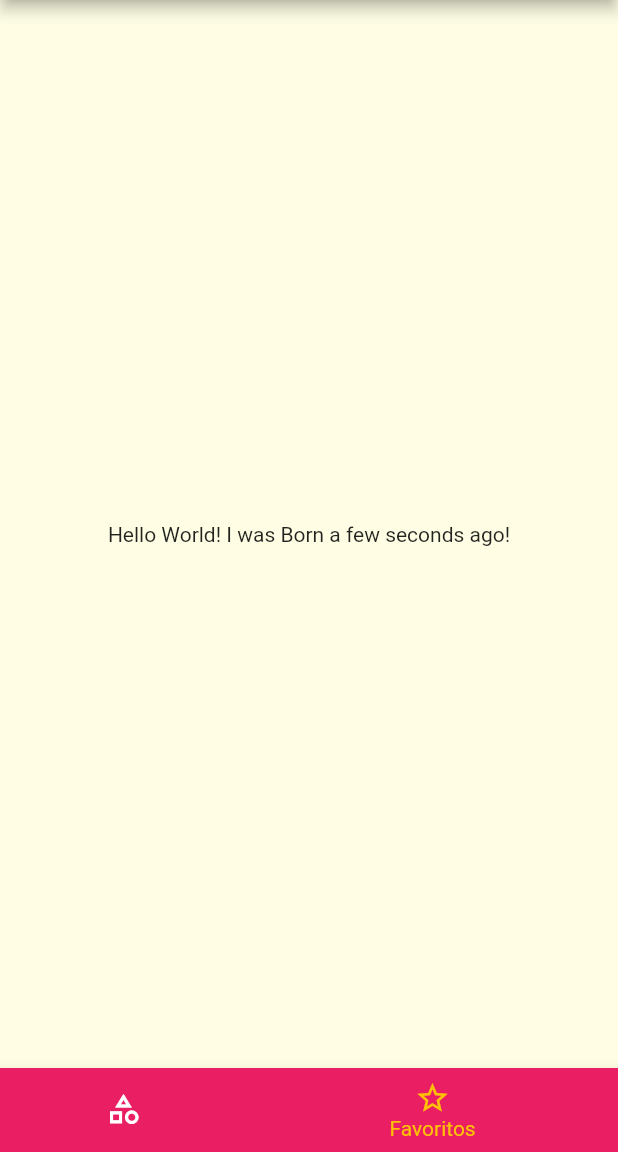
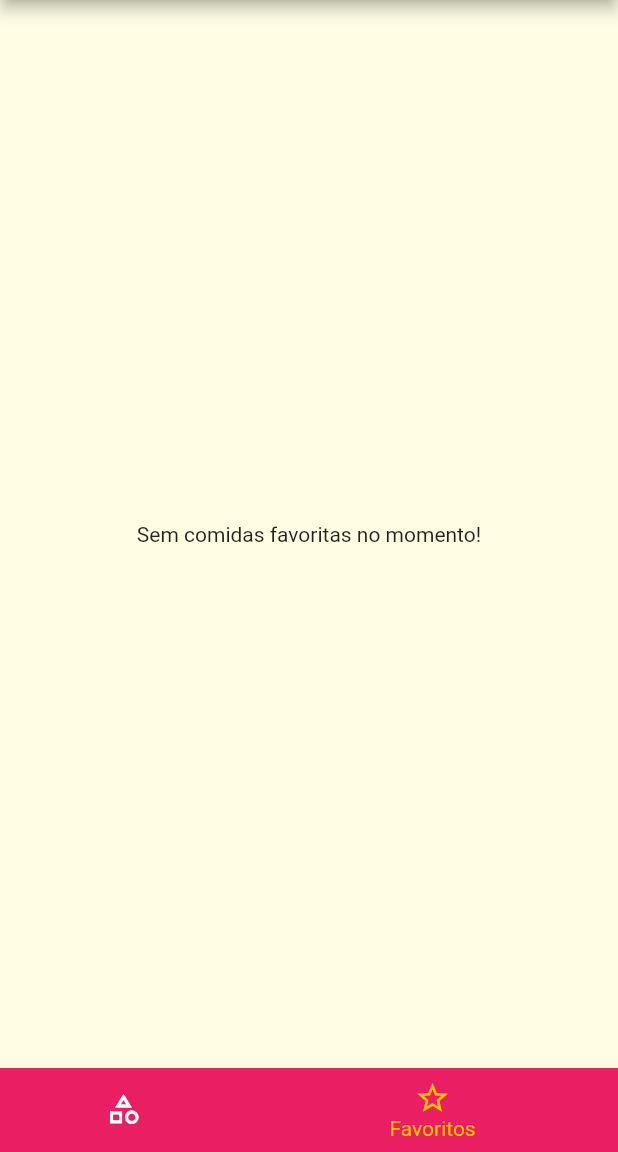
Before and after one commit to Leonardoozelin/meals, a Flutter app: the screen it shows after launch, item 2 of the bottom bar chosen, on a phone screen of 412 x 824 dp, the part 84-1236 px from its top. Run offline on Flutter 3.47's test engine with Material 2 defaults, Android fonts, the phone set to English and light mode, and no system bars.

Commit message:
Finish project

```diff
--- a/lib/main.dart
+++ b/lib/main.dart
@@ -22,10 +22,13 @@ class MyApp extends StatefulWidget {
 }
 
 class _MyAppState extends State<MyApp> {
+  Settings settings = Settings();
   List<Meal> _availableMeals = DUMMY_MEALS;
+  List<Meal> _favoriteMeals = [];
 
   void _filterMeals(Settings settings) {
     setState(() {
+      this.settings = settings;
       _availableMeals = DUMMY_MEALS.where((element) {
         final filterGluten = settings.isGlutemFree && !element.isGlutenFree;
         final filterLactose = settings.isLactoseFree && !element.isLactoseFree;
@@ -37,6 +40,18 @@ class _MyAppState extends State<MyApp> {
             !filterVegetarian;
       }).toList();
     });
+  }
+
+  void _toggleFavorite(Meal meal) {
+    setState(() {
+      _favoriteMeals.contains(meal)
+          ? _favoriteMeals.remove(meal)
+          : _favoriteMeals.add(meal);
+    });
+  }
+
+  bool _isFavorite(Meal meal){
+    return _favoriteMeals.contains(meal);
   }
 
   @override
@@ -55,11 +70,11 @@ class _MyAppState extends State<MyApp> {
                 ),
               )),
       routes: {
-        AppRoutes.HOME: (ctx) => TabsScreen(),
+        AppRoutes.HOME: (ctx) => TabsScreen(_favoriteMeals),
         AppRoutes.CATEGORIES_MEALS: (ctx) =>
             CategoriesMealsScreen(_availableMeals),
-        AppRoutes.MEAL_DETAIL: (ctx) => MealDetailScreen(),
-        AppRoutes.SETTINGS: (ctx) => SettingsScreen(_filterMeals),
+        AppRoutes.MEAL_DETAIL: (ctx) => MealDetailScreen(_toggleFavorite, _isFavorite),
+        AppRoutes.SETTINGS: (ctx) => SettingsScreen(_filterMeals, settings),
       },
       onUnknownRoute: (settings) {
         return MaterialPageRoute(
--- a/lib/screens/favorite_screen.dart
+++ b/lib/screens/favorite_screen.dart
@@ -1,12 +1,28 @@
 import 'package:flutter/material.dart';
+import 'package:meals/components/meal_item.dart';
+import 'package:meals/models/meal.dart';
 
 class FavoriteScreen extends StatelessWidget {
-  const FavoriteScreen({Key? key}) : super(key: key);
+  const FavoriteScreen(this.favoriteMeals, {Key? key}) : super(key: key);
+
+  final List<Meal> favoriteMeals;
+
 
   @override
   Widget build(BuildContext context) {
-    return Center(
-      child: Text('Hello World! I was Born a few seconds ago!'),
-    );
+    if (favoriteMeals.isEmpty) {
+      return Center(
+        child: Text('Sem comidas favoritas no momento!'),
+      );
+    } else {
+      return Center(
+        child: ListView.builder(
+          itemCount: favoriteMeals.length,
+          itemBuilder: (ctx, index) {
+            return MealItem(favoriteMeals[index]);
+          },
+        ),
+      );
+    }
   }
 }
--- a/lib/screens/tabs_screen.dart
+++ b/lib/screens/tabs_screen.dart
@@ -1,10 +1,12 @@
 import 'package:flutter/material.dart';
 import 'package:meals/components/main_drawer.dart';
+import 'package:meals/models/meal.dart';
 import 'package:meals/screens/categories_screen.dart';
 import 'package:meals/screens/favorite_screen.dart';
 
 class TabsScreen extends StatefulWidget {
-  const TabsScreen({Key? key}) : super(key: key);
+  const TabsScreen(this.favoriteMeals, {Key? key}) : super(key: key);
+  final List<Meal> favoriteMeals;
 
   @override
   _TabsScreenState createState() => _TabsScreenState();
@@ -12,16 +14,22 @@ class TabsScreen extends StatefulWidget {
 
 class _TabsScreenState extends State<TabsScreen> {
   int _selectedScreenIndex = 0;
-  final List<Map<String, Object>> _screens = [
+  late List<Map<String, Object>> _screens;
+
+  @override
+  void initState() {
+    super.initState();
+    _screens = [
       {
         'title': 'Lista de Categorias',
         'screen': CategoriesScreen(),
       },
       {
         'title': 'Meus Favoritos',
-      'screen': FavoriteScreen(),
+        'screen': FavoriteScreen(widget.favoriteMeals),
       }
     ];
+  }
 
   _selectScreen(int index) {
     setState(() {
```
Also changed, not shown: lib/screens/meal_detail_screen.dart (+6 -3 lines), lib/screens/settings_screen.dart (+9 -2 lines). Lines whose indentation alone changed are shown as unchanged.
